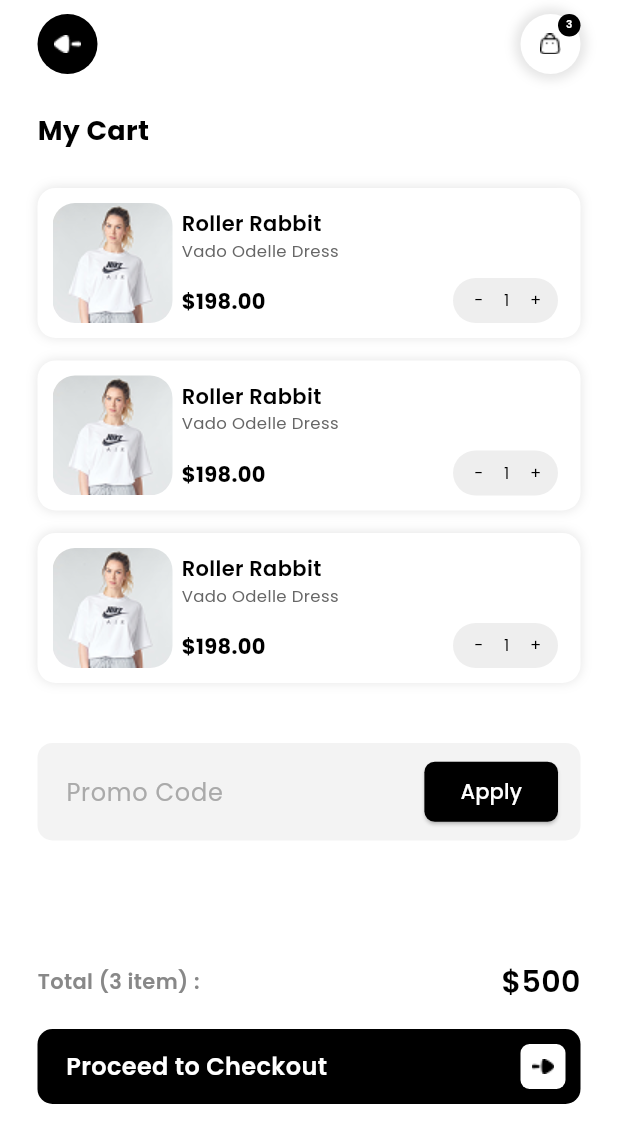
After one commit to soheil-jalili/Ecommerce-App, a Flutter app: the CartScreen screen opened directly, on a phone screen of 412 x 824 dp. The commit adds this screen. Shown: the top 1143 px of the screen. Run offline on Flutter 3.47's test engine with Material 3 defaults, Android fonts, the phone set to English and light mode, and no system bars; our stand-ins replace google_fonts.

Commit message:
[ADD] cart_screen.dart

```diff
--- a/lib/constants/app_colors.dart
+++ b/lib/constants/app_colors.dart
@@ -15,5 +15,7 @@
   static Color textSizeColor = Color(0xff888888);
   static Color borderColorsColor = Color(0xffCCCCCC);
   static Color totalPriceColor = Color(0xffaaaaaa);
-
+  static Color promoCodeColor = Color(0xffF3F3F3);
+  static Color placeholderColor = Color(0xffAAAAAA);
+  static Color totalTextColor = Color(0xff888888);
 }
--- a/lib/gen/assets.gen.dart
+++ b/lib/gen/assets.gen.dart
@@ -29,11 +29,18 @@
   /// File path: assets/images/btn-bag.png
   AssetGenImage get btnBag => const AssetGenImage('assets/images/btn-bag.png');
 
+  /// File path: assets/images/cart-image.png
+  AssetGenImage get cartImage =>
+      const AssetGenImage('assets/images/cart-image.png');
+
   /// File path: assets/images/cart.png
   AssetGenImage get cart => const AssetGenImage('assets/images/cart.png');
 
   /// File path: assets/images/detail.png
   AssetGenImage get detail => const AssetGenImage('assets/images/detail.png');
+
+  /// File path: assets/images/forward.png
+  AssetGenImage get forward => const AssetGenImage('assets/images/forward.png');
 
   /// File path: assets/images/hart-detail.png
   AssetGenImage get hartDetail =>
@@ -83,8 +90,10 @@
     bag,
     bag1,
     btnBag,
+    cartImage,
     cart,
     detail,
+    forward,
     hartDetail,
     hart,
     home,
--- /dev/null
+++ b/lib/screens/cart_screen.dart
@@ -0,0 +1,315 @@
+import 'package:ecommerce/constants/app_colors.dart';
+import 'package:ecommerce/gen/assets.gen.dart';
+import 'package:ecommerce/widgets/top_app_bar_custom.dart';
+import 'package:flutter/material.dart';
+
+class CartScreen extends StatelessWidget {
+  const CartScreen({super.key});
+
+  @override
+  Widget build(BuildContext context) {
+    return Scaffold(
+      backgroundColor: AppColors.whiteColor,
+
+      body: Stack(
+        children: [
+          Column(
+            crossAxisAlignment: CrossAxisAlignment.start,
+            children: [
+              TopAppBarCustom(length: 3, haveShadow: true),
+
+              Padding(
+                padding: const EdgeInsets.symmetric(
+                  horizontal: 25,
+                  vertical: 25,
+                ),
+                child: Text(
+                  'My Cart',
+                  style: TextStyle(
+                    color: AppColors.blackColor,
+                    fontSize: 18,
+                    fontWeight: FontWeight.bold,
+                  ),
+                ),
+              ),
+
+              Padding(
+                padding: const EdgeInsets.symmetric(horizontal: 25),
+                child: SizedBox(
+                  height: 330,
+                  child: ListView.builder(
+                    itemCount: 3,
+                    physics: const BouncingScrollPhysics(),
+                    itemBuilder: (context, index) {
+                      return Padding(
+                        padding: EdgeInsets.only(bottom: index != 2 ? 15 : 0),
+                        child: Dismissible(
+                          key: ValueKey(3),
+
+                          direction: DismissDirection.endToStart,
+
+                          background: Container(
+                            alignment: Alignment.centerRight,
+                            padding: const EdgeInsets.only(right: 20),
+                            decoration: BoxDecoration(
+                              color: AppColors.blackColor,
+                              borderRadius: BorderRadius.circular(12),
+                            ),
+                            child: const Icon(
+                              Icons.delete,
+                              color: Colors.white,
+                            ),
+                          ),
+
+                          onDismissed: (direction) {},
+
+                          child: Container(
+                            height: 100,
+                            padding: EdgeInsets.fromLTRB(10, 10, 15, 10),
+                            alignment: Alignment.center,
+                            decoration: BoxDecoration(
+                              color: AppColors.whiteColor,
+                              borderRadius: BorderRadius.circular(12),
+                              boxShadow: [
+                                BoxShadow(
+                                  color: Colors.black.withValues(alpha: 0.1),
+                                  blurRadius: 6,
+                                ),
+                              ],
+                            ),
+                            child: Row(
+                              crossAxisAlignment: CrossAxisAlignment.end,
+                              children: [
+                                ClipRRect(
+                                  borderRadius: BorderRadius.circular(15),
+                                  child: Image.asset(
+                                    Assets.images.cartImage.path,
+                                    width: 80,
+                                    height: 80,
+                                  ),
+                                ),
+
+                                SizedBox(width: 6),
+
+                                Padding(
+                                  padding: const EdgeInsets.symmetric(
+                                    vertical: 4,
+                                  ),
+                                  child: Column(
+                                    crossAxisAlignment:
+                                        CrossAxisAlignment.start,
+                                    children: [
+                                      Text(
+                                        'Roller Rabbit',
+                                        style: TextStyle(
+                                          fontSize: 14,
+                                          fontWeight: FontWeight.w600,
+                                          color: AppColors.blackColor,
+                                        ),
+                                      ),
+
+                                      Text(
+                                        'Vado Odelle Dress',
+                                        style: TextStyle(
+                                          fontSize: 11,
+                                          color: AppColors.subTextColor,
+                                        ),
+                                      ),
+                                      Spacer(),
+
+                                      Text(
+                                        '\$198.00',
+                                        style: TextStyle(
+                                          fontSize: 14,
+                                          fontWeight: FontWeight.bold,
+                                          color: AppColors.blackColor,
+                                        ),
+                                      ),
+                                    ],
+                                  ),
+                                ),
+
+                                Spacer(),
+
+                                Container(
+                                  height: 30,
+                                  width: 70,
+                                  padding: EdgeInsets.fromLTRB(14, 5, 11, 5),
+                                  decoration: BoxDecoration(
+                                    color: AppColors.toggleCounter,
+                                    borderRadius: BorderRadius.circular(30),
+                                  ),
+                                  child: Row(
+                                    mainAxisAlignment:
+                                        MainAxisAlignment.spaceBetween,
+                                    children: [
+                                      GestureDetector(
+                                        onTap: () {},
+                                        child: Text(
+                                          '-',
+                                          style: TextStyle(
+                                            color: AppColors.blackColor,
+                                            fontSize: 11,
+                                          ),
+                                        ),
+                                      ),
+                                      GestureDetector(
+                                        onTap: () {},
+                                        child: Text(
+                                          '1',
+                                          style: TextStyle(
+                                            color: AppColors.blackColor,
+                                            fontSize: 11,
+                                          ),
+                                        ),
+                                      ),
+                                      GestureDetector(
+                                        onTap: () {},
+                                        child: Text(
+                                          '+',
+                                          style: TextStyle(
+                                            color: AppColors.blackColor,
+                                            fontSize: 11,
+                                          ),
+                                        ),
+                                      ),
+                                    ],
+                                  ),
+                                ),
+                              ],
+                            ),
+                          ),
+                        ),
+                      );
+                    },
+                  ),
+                ),
+              ),
+
+              SizedBox(height: 40),
+
+              Padding(
+                padding: EdgeInsets.only(
+                  right: 25,
+                  left: 25,
+                  bottom: MediaQuery.of(context).viewInsets.top,
+                ),
+                child: Container(
+                  height: 65,
+                  decoration: BoxDecoration(
+                    color: AppColors.promoCodeColor,
+                    borderRadius: BorderRadius.circular(10),
+                  ),
+
+                  child: Padding(
+                    padding: const EdgeInsets.only(right: 15, left: 19),
+                    child: Row(
+                      children: [
+                        Expanded(
+                          child: TextField(
+                            decoration: InputDecoration(
+                              border: InputBorder.none,
+                              hintText: 'Promo Code',
+                              hintStyle: TextStyle(
+                                color: AppColors.placeholderColor,
+                              ),
+                            ),
+                          ),
+                        ),
+                        SizedBox(width: 7),
+                        ElevatedButton(
+                          style: ElevatedButton.styleFrom(
+                            backgroundColor: AppColors.blackColor,
+                            shape: RoundedRectangleBorder(
+                              borderRadius: BorderRadiusGeometry.circular(7),
+                            ),
+                          ),
+                          onPressed: () {},
+
+                          child: Text(
+                            'Apply',
+                            style: TextStyle(color: AppColors.whiteColor),
+                          ),
+                        ),
+                      ],
+                    ),
+                  ),
+                ),
+              ),
+            ],
+          ),
+
+          Positioned(
+            bottom: 88,
+            left: 25,
+            right: 25,
+            child: Column(
+              children: [
+                Row(
+                  mainAxisAlignment: MainAxisAlignment.spaceBetween,
+                  children: [
+                    Text(
+                      'Total (3 item) :',
+                      style: TextStyle(
+                        color: AppColors.totalTextColor,
+                        fontWeight: FontWeight.w600,
+                        fontSize: 14,
+                      ),
+                    ),
+                    Text(
+                      '\$500',
+                      style: TextStyle(
+                        fontSize: 20,
+                        color: AppColors.blackColor,
+                        fontWeight: FontWeight.w600,
+                      ),
+                    ),
+                  ],
+                ),
+
+                SizedBox(height: 17),
+
+                Container(
+                  height: 50,
+                  padding: EdgeInsets.fromLTRB(19, 9, 10, 9),
+                  decoration: BoxDecoration(
+                    borderRadius: BorderRadius.circular(10),
+                    color: AppColors.blackColor,
+                  ),
+
+                  child: Row(
+                    mainAxisAlignment: MainAxisAlignment.spaceBetween,
+                    children: [
+                      Text(
+                        'Proceed to Checkout',
+                        style: TextStyle(
+                          color: AppColors.whiteColor,
+                          fontWeight: FontWeight.w600,
+                          fontSize: 16,
+                        ),
+                      ),
+
+                      GestureDetector(
+                        onTap: () {},
+                        child: Container(
+                          width: 30,
+                          height: 30,
+                          decoration: BoxDecoration(
+                            color: AppColors.whiteColor,
+                            borderRadius: BorderRadius.circular(6),
+                          ),
+
+                          child: Image.asset(Assets.images.forward.path),
+                        ),
+                      ),
+                    ],
+                  ),
+                ),
+              ],
+            ),
+          ),
+        ],
+      ),
+    );
+  }
+}
--- a/lib/screens/main_screen.dart
+++ b/lib/screens/main_screen.dart
@@ -1,5 +1,6 @@
 import 'package:ecommerce/constants/app_colors.dart';
 import 'package:ecommerce/gen/assets.gen.dart';
+import 'package:ecommerce/screens/cart_screen.dart';
 import 'package:ecommerce/screens/home_screen.dart';
 import 'package:flutter/material.dart';
 
@@ -24,7 +25,7 @@
               index: _selectedItem,
               children: [
                 HomeScreen(),
-                Center(child: Text('cart')),
+                CartScreen(),
                 Center(child: Text('not')),
                 Center(child: Text('profile')),
               ],
--- a/lib/screens/product_detail_screen.dart
+++ b/lib/screens/product_detail_screen.dart
@@ -1,16 +1,27 @@
 import 'package:ecommerce/constants/app_colors.dart';
 import 'package:ecommerce/gen/assets.gen.dart';
+import 'package:ecommerce/widgets/top_app_bar_custom.dart';
 import 'package:flutter/material.dart';
 
-class ProductDetailScreen extends StatelessWidget {
-  ProductDetailScreen({super.key});
+class ProductDetailScreen extends StatefulWidget {
+  const ProductDetailScreen({super.key});
+
+  @override
+  State<ProductDetailScreen> createState() => _ProductDetailScreenState();
+}
+
+class _ProductDetailScreenState extends State<ProductDetailScreen> {
   final sizes = ['S', 'M', 'L', 'XL', 'XXL'];
+
   final colors = [
     AppColors.whiteColor,
     AppColors.blackColor,
     Color(0xffCADCA7),
     Color(0xffF79F1F),
   ];
+
+  int selectedSize = 2;
+  int selectedColor = 0;
 
   @override
   Widget build(BuildContext context) {
@@ -196,7 +207,11 @@
                                   ...List.generate(
                                     sizes.length,
                                     (index) => GestureDetector(
-                                      onTap: () {},
+                                      onTap: () {
+                                        setState(() {
+                                          selectedSize = index;
+                                        });
+                                      },
                                       child: Container(
                                         width: 40,
                                         height: 40,
@@ -211,7 +226,9 @@
                                             color: AppColors.borderColor,
                                           ),
 
-                                          color: sizes[index] == 'L'
+                                          color:
+                                              sizes[index] ==
+                                                  sizes[selectedSize]
                                               ? AppColors.blackColor
                                               : Colors.transparent,
                                         ),
@@ -221,7 +238,9 @@
                                             sizes[index],
                                             style: TextStyle(
                                               fontSize: 14,
-                                              color: sizes[index] == 'L'
+                                              color:
+                                                  sizes[index] ==
+                                                      sizes[selectedSize]
                                                   ? AppColors.whiteColor
                                                   : AppColors.textSizeColor,
                                             ),
@@ -259,7 +278,11 @@
                                     ...List.generate(
                                       colors.length,
                                       (index) => GestureDetector(
-                                        onTap: () {},
+                                        onTap: () {
+                                          setState(() {
+                                            selectedColor = index;
+                                          });
+                                        },
                                         child: Container(
                                           width: 20,
                                           height: 20,
@@ -270,27 +293,28 @@
                                             shape: BoxShape.circle,
                                             color: colors[index],
 
-                                            border:
-                                                colors[index] ==
-                                                    AppColors.whiteColor
-                                                ? Border.all(
-                                                    width: 1,
-                                                    color: AppColors
-                                                        .borderColorsColor,
-                                                  )
-                                                : Border.all(
-                                                    width: 0,
-                                                    color: Colors.transparent,
-                                                  ),
+                                            border: Border.all(
+                                              width: 1,
+                                              color:
+                                                  colors[index] ==
+                                                      AppColors.whiteColor
+                                                  ? AppColors.borderColorsColor
+                                                  : Colors.transparent,
+                                            ),
                                           ),
 
                                           child:
-                                              colors[index] ==
-                                                  AppColors.whiteColor
+                                              colors[selectedColor] ==
+                                                  colors[index]
                                               ? ImageIcon(
                                                   AssetImage(
                                                     Assets.images.tick.path,
                                                   ),
+                                                  color:
+                                                      colors[selectedColor] ==
+                                                          AppColors.whiteColor
+                                                      ? Colors.black
+                                                      : AppColors.whiteColor,
                                                 )
                                               : SizedBox.shrink(),
                                         ),
@@ -397,40 +421,7 @@
           child: Image.asset(Assets.images.detail.path, fit: BoxFit.cover),
         ),
 
-        Padding(
-          padding: EdgeInsets.only(right: 25, left: 25, top: 9.32),
-          child: Row(
-            mainAxisAlignment: MainAxisAlignment.spaceBetween,
-            children: [
-              GestureDetector(
-                onTap: () {
-                  Navigator.of(context).pop();
-                },
-                child: Container(
-                  width: 40,
-                  height: 40,
-                  decoration: BoxDecoration(
-                    shape: BoxShape.circle,
-                    color: AppColors.blackColor,
-                  ),
-                  child: Center(child: Image.asset(Assets.images.back.path)),
-                ),
-              ),
-              GestureDetector(
-                onTap: () {},
-                child: Container(
-                  width: 40,
-                  height: 40,
-                  decoration: BoxDecoration(
-                    shape: BoxShape.circle,
-                    color: AppColors.whiteColor,
-                  ),
-                  child: Center(child: Image.asset(Assets.images.topBag.path)),
-                ),
-              ),
-            ],
-          ),
-        ),
+        TopAppBarCustom(length: 0, haveShadow: false),
 
         Positioned(
           bottom: 40,
--- /dev/null
+++ b/lib/widgets/top_app_bar_custom.dart
@@ -0,0 +1,92 @@
+import 'package:ecommerce/constants/app_colors.dart';
+import 'package:ecommerce/gen/assets.gen.dart';
+import 'package:flutter/material.dart';
+
+class TopAppBarCustom extends StatelessWidget {
+  const TopAppBarCustom({
+    super.key,
+    required this.length,
+    required this.haveShadow,
+  });
+
+  final int length;
+  final bool haveShadow;
+
+  @override
+  Widget build(BuildContext context) {
+    return Padding(
+      padding: EdgeInsets.only(right: 25, left: 25, top: 9.32),
+      child: Row(
+        mainAxisAlignment: MainAxisAlignment.spaceBetween,
+        children: [
+          GestureDetector(
+            onTap: () {
+              Navigator.of(context).pop();
+            },
+            child: Container(
+              width: 40,
+              height: 40,
+              decoration: BoxDecoration(
+                shape: BoxShape.circle,
+                color: AppColors.blackColor,
+              ),
+              child: Center(child: Image.asset(Assets.images.back.path)),
+            ),
+          ),
+          GestureDetector(
+            onTap: () {},
+            child: Stack(
+              children: [
+                Container(
+                  width: 40,
+                  height: 40,
+                  decoration: BoxDecoration(
+                    shape: BoxShape.circle,
+                    color: AppColors.whiteColor,
+                    boxShadow: haveShadow
+                        ? [
+                            BoxShadow(
+                              color: AppColors.blackColor.withValues(
+                                alpha: 0.1,
+                              ),
+                              blurRadius: 5,
+                              spreadRadius: 4,
+                            ),
+                          ]
+                        : null,
+                  ),
+                  child: Center(child: Image.asset(Assets.images.topBag.path)),
+                ),
+
+                Positioned(
+                  right: 0,
+                  child: Visibility(
+                    visible: length != 0,
+                    child: Container(
+                      width: 15,
+                      height: 15,
+                      decoration: BoxDecoration(
+                        shape: BoxShape.circle,
+                        color: AppColors.blackColor,
+                      ),
+                      child: Center(
+                        child: Text(
+                          length.toString(),
+                          style: TextStyle(
+                            fontSize: 7,
+                            fontWeight: FontWeight.w600,
+                            color: AppColors.whiteColor,
+                          ),
+                        ),
+                      ),
+                    ),
+                  ),
+                ),
+              ],
+            ),
+          ),
+        ],
+      ),
+    );
+  }
+}
```
Also changed, not shown: assets/images/cart-image.png (added), assets/images/forward.png (added).
